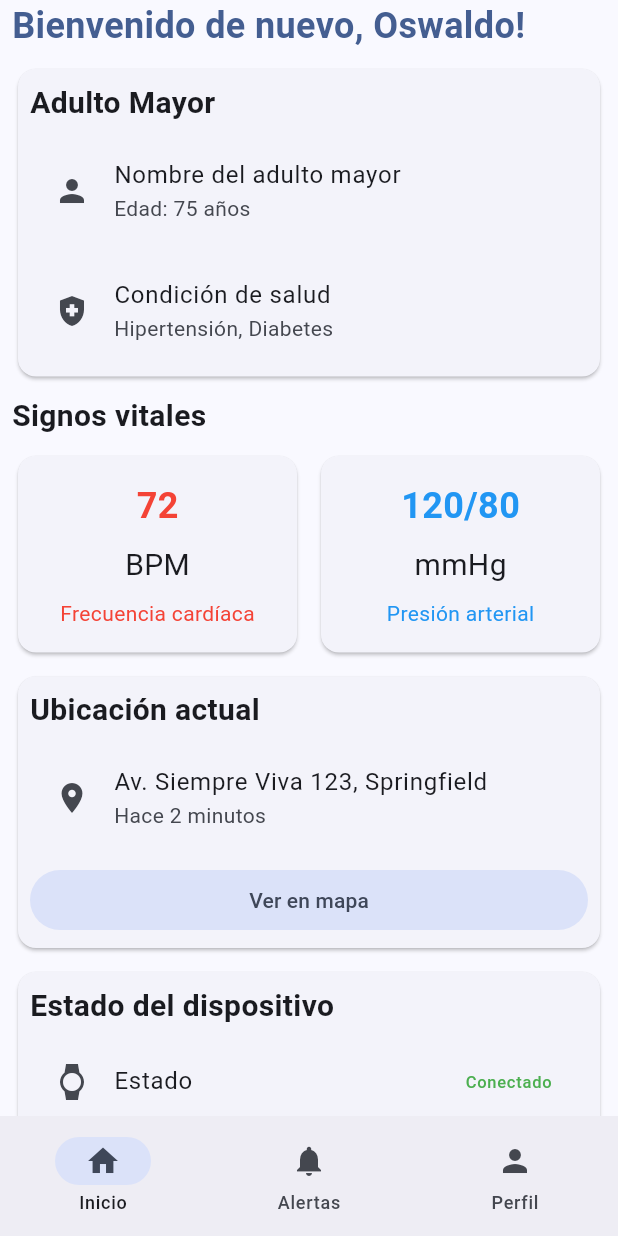
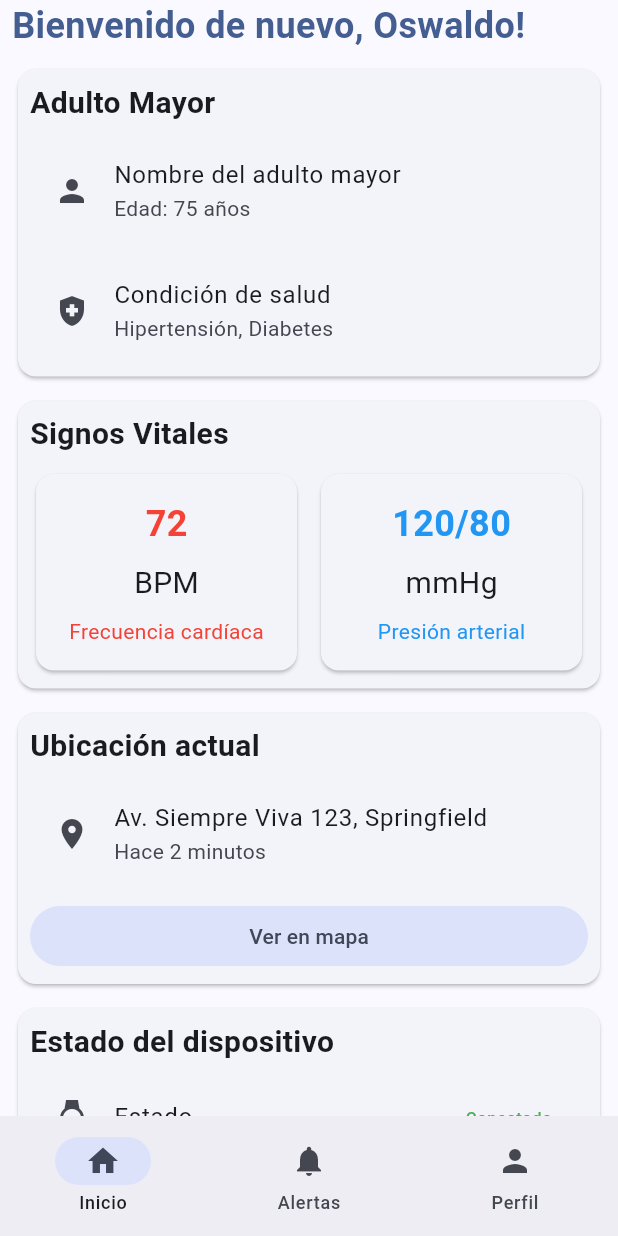
Before and after one commit to Oswaldo-Alberto-Cabrejos-Ronceros/apucha-watch-frontend-flutter, a Flutter app: the screen it shows after launch, on a phone screen of 412 x 824 dp. Run offline on Flutter 3.47's test engine with Material 3 defaults, Android fonts, the phone set to English and light mode, and no system bars.

Commit message:
feat:Creacion de Vital Signs

```diff
--- a/lib/screens/alerts_user/alerts_user_screen.dart
+++ b/lib/screens/alerts_user/alerts_user_screen.dart
@@ -5,6 +5,12 @@ class AlertsUserScreen extends StatelessWidget {
 
   @override
   Widget build(BuildContext context) {
-    return const Center(child: Text('Alerts User Screen'));
+    return Column(
+      crossAxisAlignment: CrossAxisAlignment.start,
+      spacing: 8,
+      children: [Text('Historial de alertas')
+
+      ],
+    );
   }
 }
--- a/lib/screens/dashboard_user/dashboard_user_screen.dart
+++ b/lib/screens/dashboard_user/dashboard_user_screen.dart
@@ -1,7 +1,7 @@
 import 'package:apucha_watch_movil/screens/dashboard_user/widgets/location_card.dart';
-import 'package:apucha_watch_movil/screens/dashboard_user/widgets/metric_card.dart';
 import 'package:apucha_watch_movil/screens/dashboard_user/widgets/senior_citizen_principal_card.dart';
 import 'package:apucha_watch_movil/screens/dashboard_user/widgets/status_device_card.dart';
+import 'package:apucha_watch_movil/screens/dashboard_user/widgets/vital_signs_card.dart';
 import 'package:flutter/material.dart';
 
 class DashboardUserScreen extends StatelessWidget {
@@ -22,27 +22,7 @@ class DashboardUserScreen extends StatelessWidget {
           ),
         ),
         SeniorCitizenPrincipalCard(),
-        Text(
-          'Signos vitales',
-          style: TextStyle(fontSize: 20, fontWeight: FontWeight.bold),
-        ),
-        Row(
-          spacing: 8,
-          children: [
-            MetricCard(
-              value: '72',
-              label: 'BPM',
-              title: 'Frecuencia cardíaca',
-              color: Colors.red,
-            ),
-            MetricCard(
-              value: '120/80',
-              label: 'mmHg',
-              title: 'Presión arterial',
-              color: Colors.blue,
-            ),
-          ],
-        ),
+        VitalSignsCard(),
         LocationCard(
           location: 'Av. Siempre Viva 123, Springfield',
           ago: 'Hace 2 minutos',
--- /dev/null
+++ b/lib/screens/dashboard_user/widgets/vital_signs_card.dart
@@ -0,0 +1,46 @@
+import 'package:apucha_watch_movil/screens/dashboard_user/widgets/metric_card.dart';
+import 'package:flutter/material.dart';
+
+class VitalSignsCard extends StatelessWidget {
+  const VitalSignsCard({super.key});
+
+  @override
+  Widget build(BuildContext context) {
+    return SizedBox(
+      width: double.infinity,
+      child: Card(
+        child: Padding(
+          padding: EdgeInsetsGeometry.all(8),
+          child: Column(
+            mainAxisSize: MainAxisSize.min,
+            crossAxisAlignment: CrossAxisAlignment.start,
+            spacing: 8,
+            children: [
+              Text(
+                'Signos Vitales',
+                style: TextStyle(fontSize: 20, fontWeight: FontWeight.bold),
+              ),
+              Row(
+                spacing: 8,
+                children: [
+                  MetricCard(
+                    value: '72',
+                    label: 'BPM',
+                    title: 'Frecuencia cardíaca',
+                    color: Colors.red,
+                  ),
+                  MetricCard(
+                    value: '120/80',
+                    label: 'mmHg',
+                    title: 'Presión arterial',
+                    color: Colors.blue,
+                  ),
+                ],
+              ),
+            ],
+          ),
+        ),
+      ),
+    );
+  }
+}
--- a/lib/screens/home_user/home_user_screen.dart
+++ b/lib/screens/home_user/home_user_screen.dart
@@ -24,7 +24,7 @@ class _HomeUserScreenState extends State<HomeUserScreen> {
       body: SafeArea(
         child: Padding(
           padding: const EdgeInsets.symmetric(horizontal: 8),
-          child: _screens[_selectedIndex],
+          child: SingleChildScrollView(child: _screens[_selectedIndex]),
         ),
       ),
       bottomNavigationBar: NavigationBar(
```
